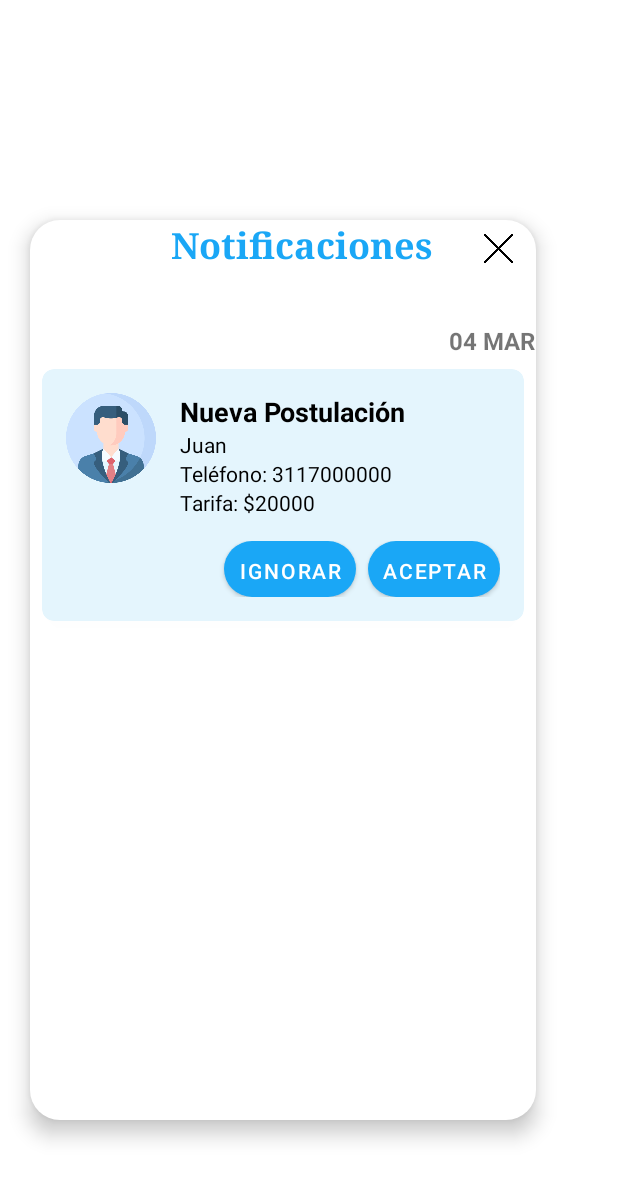
After one commit to jhonrivera1100/EducatioApp, an Android app: the layout item_notificaciones.xml on its own in the app's theme, with its tools: preview values and no code run, on a phone screen of 412 x 824 dp. The commit adds this screen. Shown: the top 1180 px of the screen. Run offline under Robolectric (Android 15) with nearby library versions, the phone set to English and light mode, and no system bars.

Commit message:
notificacion

```diff
--- a/app/src/main/java/com/jhon/educatioapp/controllers/MainActivity.kt
+++ b/app/src/main/java/com/jhon/educatioapp/controllers/MainActivity.kt
@@ -31,6 +31,7 @@ class MainActivity : AppCompatActivity() {
             Snackbar.make(view, "Replace with your own action", Snackbar.LENGTH_LONG)
                 .setAction("Action", null).show()
         }
+
         val drawerLayout: DrawerLayout = binding.drawerLayout
         val navView: NavigationView = binding.navView
         val navController = findNavController(R.id.nav_host_fragment_content_main)
--- /dev/null
+++ b/app/src/main/java/com/jhon/educatioapp/fragments/MisNotificacionesFragment.kt
@@ -0,0 +1,28 @@
+import android.os.Bundle
+import android.view.LayoutInflater
+import android.view.View
+import android.view.ViewGroup
+import android.widget.ImageView
+import android.widget.RelativeLayout
+import androidx.fragment.app.Fragment
+import com.jhon.educatioapp.R
+
+class MisNotificacionesFragment : Fragment() {
+
+    override fun onCreateView(inflater: LayoutInflater, container: ViewGroup?, savedInstanceState: Bundle?): View? {
+        // Inflar el diseño del elemento aquí
+        val view = inflater.inflate(R.layout.item_notificaciones, container, false)
+
+        // Obtener referencia del botón de cierre
+        val closeButton = view.findViewById<ImageView>(R.id.closeButton)
+
+        // Establecer un listener para el botón de cierre
+        closeButton.setOnClickListener {
+            // Cerrar el layout
+            val relativeLayout = view.findViewById<RelativeLayout>(R.id.relativeLayout)
+            relativeLayout.visibility = View.GONE
+        }
+
+        return view
+    }
+}
--- /dev/null
+++ b/app/src/main/java/com/jhon/educatioapp/models/NotificationItem.kt
@@ -0,0 +1,8 @@
+package com.jhon.educatioapp.models
+
+data class NotificationItem(
+    val fecha: String,
+    val nombre: String,
+    val telefono: String,
+    val valorClase: String
+)
--- /dev/null
+++ b/app/src/main/res/drawable/background_blur.xml
@@ -0,0 +1,3 @@
+<bitmap xmlns:android="http://schemas.android.com/apk/res/android"
+    android:src="@drawable/imagen_de_fondo_desenfocada"
+    android:alpha="0.5" />
--- a/app/src/main/res/layout/app_bar_main.xml
+++ b/app/src/main/res/layout/app_bar_main.xml
@@ -29,6 +29,6 @@
         android:layout_gravity="bottom|end"
         android:layout_marginEnd="@dimen/fab_margin"
         android:layout_marginBottom="16dp"
-        app:srcCompat="@android:drawable/ic_dialog_email" />
+        app:srcCompat="@android:drawable/ic_popup_reminder" />
 
 </androidx.coordinatorlayout.widget.CoordinatorLayout>
--- /dev/null
+++ b/app/src/main/res/layout/fragment_mis_notificaciones.xml
@@ -0,0 +1,13 @@
+<?xml version="1.0" encoding="utf-8"?>
+<LinearLayout xmlns:android="http://schemas.android.com/apk/res/android"
+    android:layout_width="match_parent"
+    android:layout_height="match_parent"
+    android:orientation="vertical">
+
+    <androidx.recyclerview.widget.RecyclerView
+        android:id="@+id/recyclerViewNotificaciones"
+        android:layout_width="match_parent"
+        android:layout_height="0dp"
+        android:layout_weight="1" />
+
+</LinearLayout>
--- /dev/null
+++ b/app/src/main/res/layout/item_notificaciones.xml
@@ -0,0 +1,179 @@
+<?xml version="1.0" encoding="utf-8"?>
+<androidx.constraintlayout.widget.ConstraintLayout
+    xmlns:android="http://schemas.android.com/apk/res/android"
+    xmlns:app="http://schemas.android.com/apk/res-auto"
+    xmlns:tools="http://schemas.android.com/tools"
+    android:layout_width="match_parent"
+    android:layout_height="match_parent"
+    tools:context=".fragments.SolicitarFragment">
+
+    <RelativeLayout
+        android:id="@+id/relativeLayout"
+        android:layout_width="337dp"
+        android:layout_height="600dp"
+        android:background="@drawable/rounded"
+        android:elevation="8dp"
+        app:layout_constraintBottom_toBottomOf="parent"
+        app:layout_constraintEnd_toEndOf="parent"
+        app:layout_constraintHorizontal_bias="0.272"
+        app:layout_constraintStart_toStartOf="parent"
+        app:layout_constraintTop_toTopOf="parent"
+        app:layout_constraintVertical_bias="0.656">
+
+
+        <ImageView
+            android:id="@+id/closeButton"
+            android:layout_width="34dp"
+            android:layout_height="22dp"
+            android:layout_alignParentEnd="true"
+            android:layout_marginTop="8dp"
+            android:layout_marginEnd="8dp"
+            android:clickable="true"
+            android:contentDescription="@string/close_button"
+            android:focusable="true"
+            app:srcCompat="@drawable/close" />
+
+
+        <ScrollView
+            android:layout_width="match_parent"
+            android:layout_height="match_parent"
+            android:layout_marginTop="69dp"
+            android:layout_marginBottom="41dp"
+            android:elevation="10dp">
+
+            <LinearLayout
+                android:layout_width="match_parent"
+                android:layout_height="wrap_content"
+                android:orientation="vertical">
+
+                <TextView
+                    android:id="@+id/textViewFecha"
+                    android:layout_width="wrap_content"
+                    android:layout_height="wrap_content"
+                    android:layout_gravity="end"
+                    android:text="04 MAR"
+                    android:textSize="16sp"
+                    android:textStyle="bold" />
+
+                <androidx.cardview.widget.CardView
+                    android:layout_width="match_parent"
+                    android:layout_height="wrap_content"
+                    android:layout_margin="8dp"
+                    app:cardBackgroundColor="@color/not"
+                    app:cardCornerRadius="8dp"
+                    app:cardElevation="4dp">
+
+                    <LinearLayout
+                        android:layout_width="match_parent"
+                        android:layout_height="wrap_content"
+                        android:orientation="vertical"
+                        android:padding="16dp">
+
+                        <LinearLayout
+                            android:layout_width="match_parent"
+                            android:layout_height="wrap_content"
+                            android:orientation="horizontal">
+
+                            <ImageView
+                                android:id="@+id/ivNotificacion"
+                                android:layout_width="60dp"
+                                android:layout_height="60dp"
+                                android:src="@drawable/perfil" />
+
+                            <LinearLayout
+                                android:layout_width="match_parent"
+                                android:layout_height="wrap_content"
+                                android:layout_marginStart="16dp"
+                                android:orientation="vertical">
+
+                                <TextView
+                                    android:id="@+id/tvNotificacionTitulo"
+                                    android:layout_width="wrap_content"
+                                    android:layout_height="wrap_content"
+                                    android:text="Nueva Postulación"
+                                    android:textColor="@android:color/black"
+                                    android:textSize="18sp"
+                                    android:textStyle="bold" />
+
+                                <TextView
+                                    android:id="@+id/tvNombreDocente"
+                                    android:layout_width="wrap_content"
+                                    android:layout_height="wrap_content"
+                                    android:text="Juan"
+                                    android:textColor="@android:color/black" />
+
+                                <TextView
+                                    android:id="@+id/tvTelefonoDocente"
+                                    android:layout_width="wrap_content"
+                                    android:layout_height="wrap_content"
+                                    android:text="Teléfono: 3117000000"
+                                    android:textColor="@android:color/black" />
+
+                                <TextView
+                                    android:id="@+id/tvTarifaDocente"
+                                    android:layout_width="wrap_content"
+                                    android:layout_height="wrap_content"
+                                    android:text="Tarifa: $20000"
+                                    android:textColor="@android:color/black" />
+
+                            </LinearLayout>
+
+                        </LinearLayout>
+
+                        <LinearLayout
+                            android:layout_width="match_parent"
+                            android:layout_height="37dp"
+                            android:layout_marginTop="16dp"
+                            android:gravity="end"
+                            android:orientation="horizontal">
+
+                            <Button
+                                android:id="@+id/btnIgnorar"
+                                android:layout_width="wrap_content"
+                                android:layout_height="wrap_content"
+                                android:layout_marginEnd="8dp"
+                                android:background="@drawable/rounded_button"
+                                android:paddingStart="8dp"
+                                android:paddingEnd="8dp"
+                                android:text="Ignorar"
+                                android:textColor="@android:color/white" />
+
+                            <Button
+                                android:id="@+id/btnAceptar"
+                                android:layout_width="wrap_content"
+                                android:layout_height="wrap_content"
+                                android:background="@drawable/rounded_button"
+                                android:paddingStart="8dp"
+                                android:paddingEnd="8dp"
+                                android:text="Aceptar"
+                                android:textColor="@android:color/white" />
+
+                        </LinearLayout>
+
+                    </LinearLayout>
+
+                </androidx.cardview.widget.CardView>
+
+            </LinearLayout>
+        </ScrollView>
+
+        <TextView
+            android:id="@+id/textView"
+            android:layout_width="399dp"
+            android:layout_height="80dp"
+            android:layout_marginStart="94dp"
+            android:layout_marginEnd="68dp"
+            android:fontFamily="serif"
+            android:text="Notificaciones"
+            android:textAlignment="center"
+            android:textAllCaps="false"
+            android:textColor="@color/Azul"
+            android:textSize="24sp"
+            android:textStyle="bold"
+            app:layout_constraintEnd_toEndOf="parent"
+            app:layout_constraintStart_toStartOf="parent"
+            tools:ignore="MissingConstraints" />
+
+    </RelativeLayout>
+
+</androidx.constraintlayout.widget.ConstraintLayout>
--- a/app/src/main/res/values/colors.xml
+++ b/app/src/main/res/values/colors.xml
@@ -1,9 +1,9 @@
 <?xml version="1.0" encoding="utf-8"?>
 <resources>
-    <color name="purple_200">#FFBB86FC</color>
-    <color name="purple_500">#FF6200EE</color>
+    <color name="purple_200">#1AA7F6</color>
+    <color name="purple_500">#1AA7F6</color>
     <color name="purple_700">#FF3700B3</color>
-    <color name="teal_200">#FF03DAC5</color>
+    <color name="teal_200">#1AA7F6</color>
     <color name="teal_700">#FF018786</color>
     <color name="black">#FF000000</color>
     <color name="white">#FFFFFFFF</color>
@@ -11,5 +11,6 @@
     <color name="Azul">#1AA7F6</color>
     <color name="Gris">#2626BF</color>
     <color name="blue">#1DADEF</color>
+    <color name="not">#E4F5FD</color>
 
 </resources>
--- a/app/src/main/res/values/strings.xml
+++ b/app/src/main/res/values/strings.xml
@@ -21,4 +21,5 @@
     <string name="title_activity_login">LoginActivity</string>
     <string name="title_activity_registro">RegistroActivity</string>
     <string name="clase">clase</string>
+    <string name="close_button">close_button</string>
 </resources>
```
Also changed, not shown: app/src/main/res/drawable/close.png (added), app/src/main/res/drawable/imagen_de_fondo_desenfocada.jpg (added).
